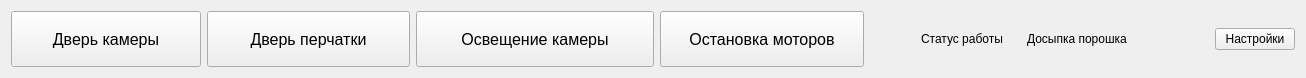
Above: src/FrameBottom.ui from artemlarchenkov/Machine-operator-software before the change. Below: the same form after it.
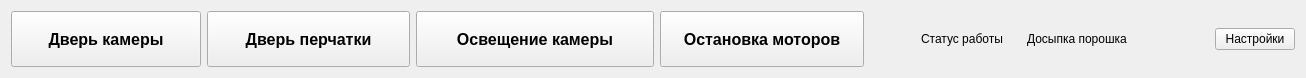
That is the form after the change. Icons and pictures are not drawn.

Commit message: Доработка интерфейса

Diff of the .ui file:
```diff
--- a/src/FrameBottom.ui
+++ b/src/FrameBottom.ui
@@ -129,6 +129,8 @@
      <property name="font">
       <font>
        <pointsize>12</pointsize>
+       <weight>75</weight>
+       <bold>true</bold>
       </font>
      </property>
      <property name="focusPolicy">
@@ -153,6 +155,8 @@
      <property name="font">
       <font>
        <pointsize>12</pointsize>
+       <weight>75</weight>
+       <bold>true</bold>
       </font>
      </property>
      <property name="focusPolicy">
@@ -184,6 +188,8 @@
      <property name="font">
       <font>
        <pointsize>12</pointsize>
+       <weight>75</weight>
+       <bold>true</bold>
       </font>
      </property>
      <property name="focusPolicy">
@@ -215,6 +221,8 @@
      <property name="font">
       <font>
        <pointsize>12</pointsize>
+       <weight>75</weight>
+       <bold>true</bold>
       </font>
      </property>
      <property name="focusPolicy">
```
Left out of the diff: 1 changed line with no effect on the pictures. The commit also changes 6 other files.
